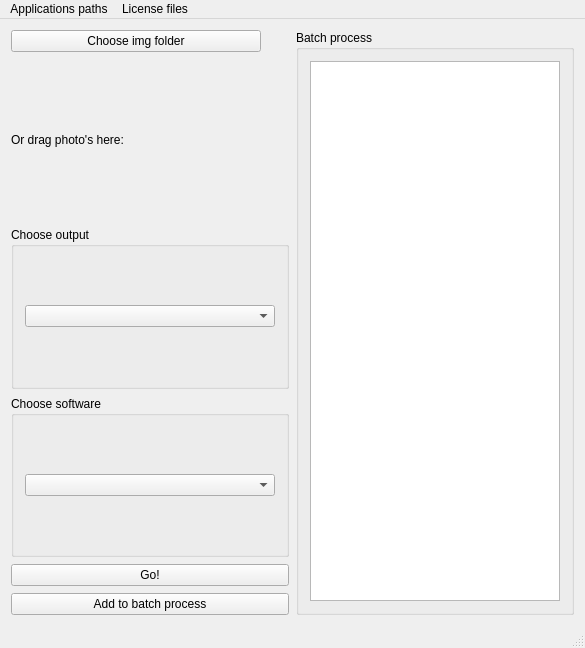
This is gui/ui/launch_station.ui in s-du/Launch_station as Qt 5 draws it before an edit. The edited form follows.
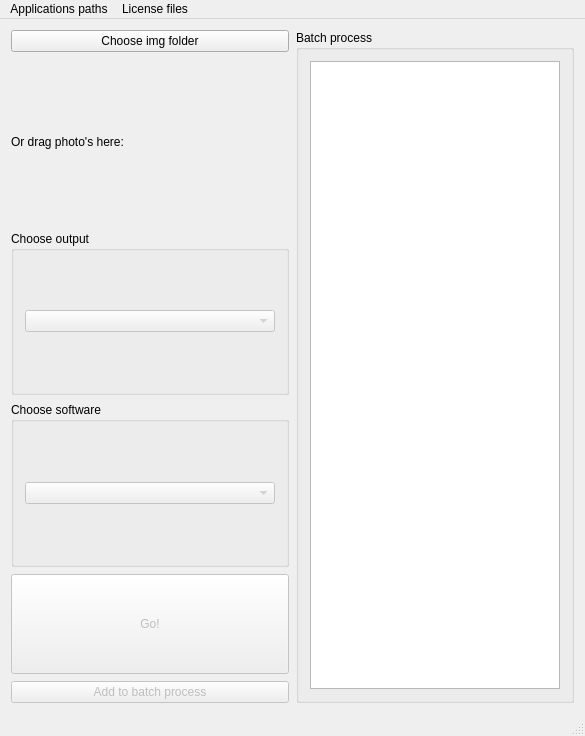
This is the edited form.

Patch:
```diff
--- a/gui/ui/launch_station.ui
+++ b/gui/ui/launch_station.ui
@@ -7,7 +7,7 @@
     <x>0</x>
     <y>0</y>
     <width>579</width>
-    <height>648</height>
+    <height>736</height>
    </rect>
   </property>
   <property name="windowTitle">
@@ -27,7 +27,7 @@
         </property>
         <property name="maximumSize">
          <size>
-          <width>250</width>
+          <width>16777215</width>
           <height>16777215</height>
          </size>
         </property>
@@ -66,6 +66,9 @@
         <layout class="QVBoxLayout" name="verticalLayout_3">
          <item>
           <widget class="QComboBox" name="comboBox_output">
+           <property name="enabled">
+            <bool>false</bool>
+           </property>
            <property name="minimumSize">
             <size>
              <width>250</width>
@@ -84,20 +87,42 @@
         </property>
         <layout class="QVBoxLayout" name="verticalLayout_4">
          <item>
-          <widget class="QComboBox" name="comboBox_soft"/>
+          <widget class="QComboBox" name="comboBox_soft">
+           <property name="enabled">
+            <bool>false</bool>
+           </property>
+          </widget>
          </item>
         </layout>
        </widget>
       </item>
       <item>
        <widget class="QPushButton" name="pushButton_go">
+        <property name="enabled">
+         <bool>false</bool>
+        </property>
+        <property name="minimumSize">
+         <size>
+          <width>0</width>
+          <height>100</height>
+         </size>
+        </property>
         <property name="text">
          <string>Go!</string>
         </property>
+        <property name="iconSize">
+         <size>
+          <width>50</width>
+          <height>50</height>
+         </size>
+        </property>
        </widget>
       </item>
       <item>
        <widget class="QPushButton" name="pushButton_add_batch">
+        <property name="enabled">
+         <bool>false</bool>
+        </property>
         <property name="text">
          <string>Add to batch process</string>
         </property>
```
